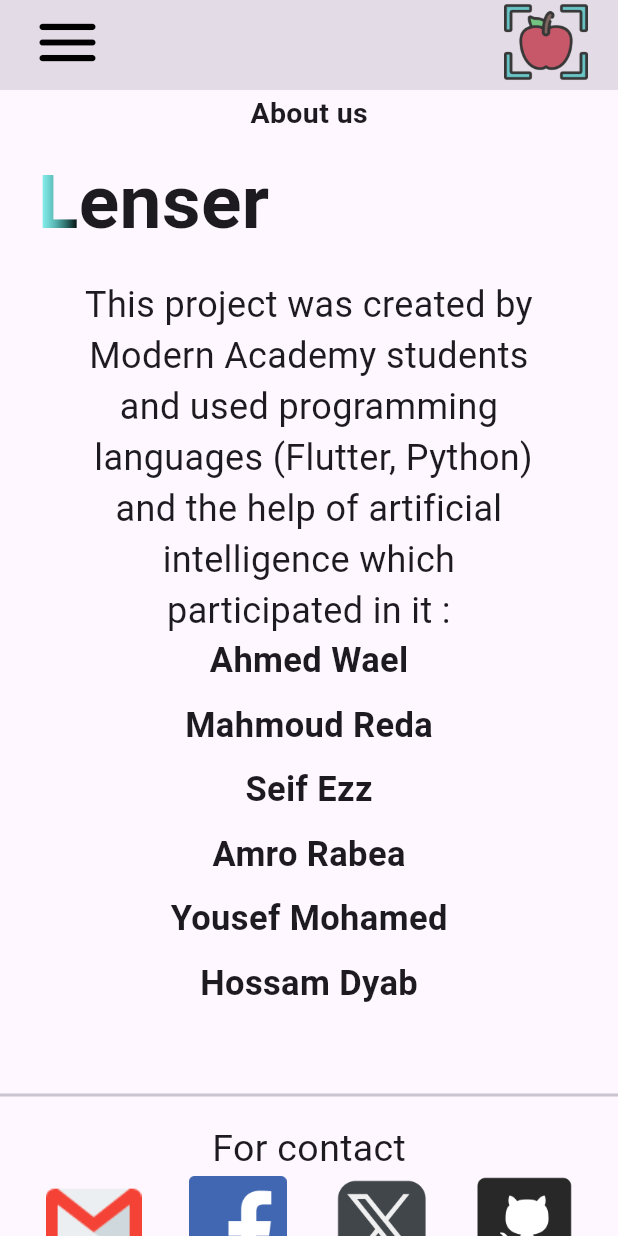
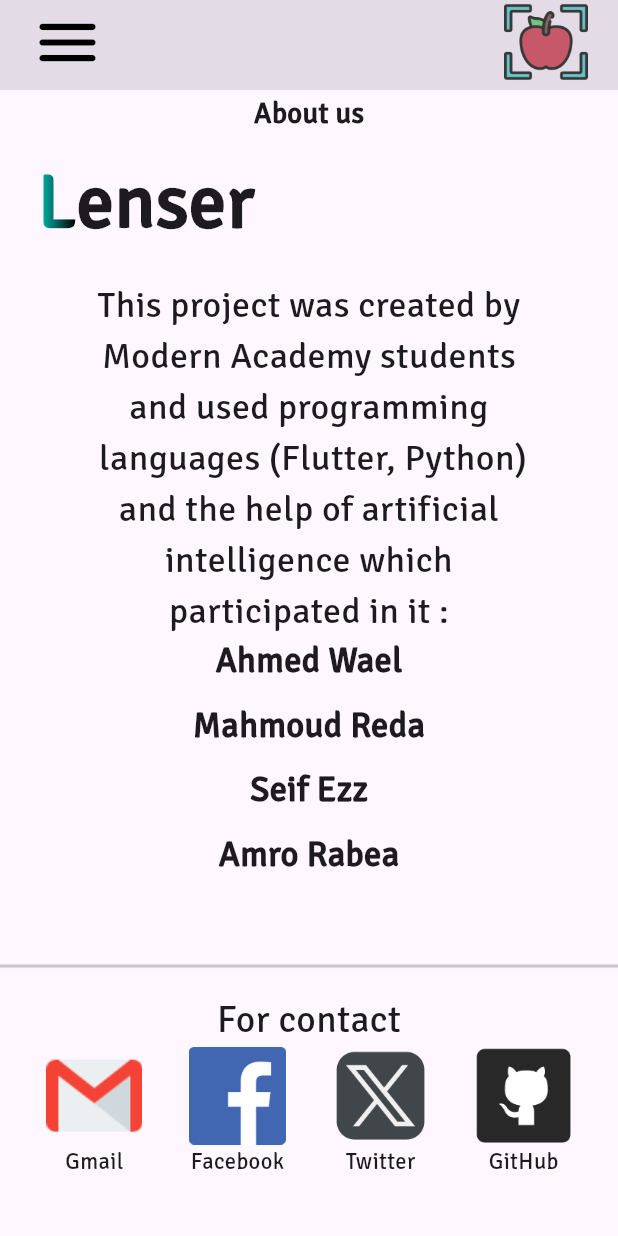
Before and after one commit to amrorabea/Lenser, a Flutter app: the AboutPage screen opened directly, on a phone screen of 412 x 824 dp. Run offline on Flutter 3.47's test engine with Material 3 defaults, Android fonts, the phone set to English and light mode, and no system bars; our stand-ins replace camera, cloud_firestore, firebase_auth, firebase_core, get, shared_preferences; missing offline and left inert: tflite; accounts and stored records are empty.

Commit message:
Font Family added

```diff
--- a/source_code/lib/components/containers.dart
+++ b/source_code/lib/components/containers.dart
@@ -4,6 +4,7 @@ import 'dart:ui';
 import 'package:firebase_auth/firebase_auth.dart';
 import 'package:flutter/material.dart';
 import 'package:shared_preferences/shared_preferences.dart';
+import 'package:source_code/main.dart';
 import 'package:source_code/pages/about.dart';
 import 'package:source_code/pages/Chatbot/chatbot.dart';
 import 'package:source_code/pages/home.dart';
@@ -164,24 +165,11 @@ class contacts extends StatelessWidget {
 // ==========================================
 // COLORS ===================================
 
-const Color circles = Color.fromRGBO(0, 255, 240, 0.4);
-const Color backGround = Color.fromRGBO(23, 23, 23, 1);
 const Color buttonColor = Color.fromRGBO(0, 198, 186, 1);
-const Color fontColor = Colors.white;
 
 const double smallFont = 12;
 const double mediumFont = 18;
 const double bigFont = 19;
-
-double currentFont = mediumFont;
-
-const Color blackFont = Colors.black;
-const Color whiteFont = Colors.white;
-const Color blackBackground = Colors.black;
-const Color whiteBackground = Colors.white;
-
-Color currnetFontColor = blackFont;
-Color currentBackgroundColor = whiteBackground;
 
 // ==========================================
 // THEMES ===================================
@@ -194,6 +182,7 @@ class UiProvider extends ChangeNotifier {
 
   final darkTheme = ThemeData(
     primaryColor: Colors.black,
+    fontFamily: 'Signika',
     brightness: Brightness.dark,
     primaryColorDark: Colors.black,
     appBarTheme: const AppBarTheme(
@@ -208,6 +197,7 @@ class UiProvider extends ChangeNotifier {
 
   final lightTheme = ThemeData(
     primaryColor: Colors.white,
+    fontFamily: 'Signika',
     brightness: Brightness.light,
     primaryColorDark: Colors.white,
     appBarTheme: const AppBarTheme(
@@ -332,6 +322,7 @@ class appBAR extends StatelessWidget implements PreferredSizeWidget {
               );
             } else if (value == 4) {
               FirebaseAuth.instance.signOut();
+              logged = null;
               Navigator.pushReplacement(
                 context,
                 MaterialPageRoute(builder: (context) => loginScreen()),
--- a/source_code/lib/pages/ObjectDetection/models.dart
+++ /dev/null
@@ -1,4 +0,0 @@
-const String mobilenet = "MobileNet";
-const String ssd = "SSD MobileNet";
-const String yolo = "Tiny YOLOv2";
-const String posenet = "PoseNet";
--- a/source_code/lib/pages/ObjectDetection/object_detection.dart
+++ b/source_code/lib/pages/ObjectDetection/object_detection.dart
@@ -43,10 +43,6 @@ class _ObjectDetectionState extends State<ObjectDetection> {
             screen.height,
             screen.width,
             "SSD MobileNet"),
-        Positioned(
-          child: Text("New Text"),
-          bottom: 170,
-        )
       ],
     );
   }
--- a/source_code/lib/pages/about.dart
+++ b/source_code/lib/pages/about.dart
@@ -1,7 +1,6 @@
 import 'package:flutter/material.dart';
 import 'package:provider/provider.dart';
 import 'package:source_code/components/containers.dart';
-
 
 class AboutPage extends StatefulWidget {
   const AboutPage({super.key});
@@ -18,13 +17,13 @@ class _AboutPageState extends State<AboutPage> {
       extendBodyBehindAppBar: true,
       body: Consumer<UiProvider>(
         builder: (context, UiProvider notifier, child) {
-          return SingleChildScrollView(
+          return const SingleChildScrollView(
             child: Padding(
-              padding: const EdgeInsets.only(top: 50),
+              padding: EdgeInsets.only(top: 50),
               child: Column(
                 children: [
-                  const SizedBox(height: 12),
-                  const Text(
+                  SizedBox(height: 12),
+                  Text(
                     // About us
                     'About us',
                     style: TextStyle(
@@ -32,17 +31,17 @@ class _AboutPageState extends State<AboutPage> {
                   ),
                   Padding(
                       // Lenser with gradient L
-                      padding: const EdgeInsets.only(left: 25, top: 10),
+                      padding: EdgeInsets.only(left: 25, top: 10),
                       child: Row(children: [
-                        const GradientText(
+                        GradientText(
                             text: "L",
-                            gradient:
-                                LinearGradient(colors: [circles, Colors.black]),
+                            gradient: LinearGradient(
+                                colors: [buttonColor, Colors.black]),
                             style: TextStyle(
                                 fontSize: 50, fontWeight: FontWeight.bold)),
                         text(txt: "enser", size: 50, weight: FontWeight.bold),
                       ])),
-                  const SizedBox(height: 15),
+                  SizedBox(height: 15),
                   text(
                       txt:
                           "This project was created by\nModern Academy students\nand used programming\n languages (Flutter, Python)\nand the help of artificial\nintelligence which\nparticipated in it :",
@@ -55,38 +54,27 @@ class _AboutPageState extends State<AboutPage> {
                       txt: "Ahmed Wael",
                       size: sizeWorkers,
                       weight: FontWeight.bold),
-                  const SizedBox(height: 10),
+                  SizedBox(height: 10),
                   text(
                       txt: "Mahmoud Reda",
                       size: sizeWorkers,
                       weight: FontWeight.bold),
-                  const SizedBox(height: 10),
+                  SizedBox(height: 10),
                   text(
                       txt: "Seif Ezz",
                       size: sizeWorkers,
                       weight: FontWeight.bold),
-                  const SizedBox(height: 10),
+                  SizedBox(height: 10),
                   text(
                       txt: "Amro Rabea",
                       size: sizeWorkers,
                       weight: FontWeight.bold),
-                  const SizedBox(height: 10),
-                  text(
-                      txt: "Yousef Mohamed",
-                      size: sizeWorkers,
-                      weight: FontWeight.bold),
-                  const SizedBox(height: 10),
-                  text(
-                      txt: "Hossam Dyab",
-                      size: sizeWorkers,
-                      weight: FontWeight.bold),
-                  // ============
-                  const Padding(
+                  Padding(
                     // Divider
                     padding: EdgeInsets.only(left: 0, right: 0, top: 50),
                     child: Divider(thickness: 2),
                   ),
-                  const SizedBox(height: 10),
+                  SizedBox(height: 10),
                   text(
                       txt: "For contact",
                       size: sizeTitles,
@@ -95,27 +83,27 @@ class _AboutPageState extends State<AboutPage> {
                   // Contact Logos and links
                   Row(
                     children: [
-                      const Spacer(),
+                      Spacer(),
                       contacts(
                           imageUrl: 'images/gmail.png',
                           siteLink: "lenser5app@gmail.com",
                           txt: "Gmail"),
-                      const Spacer(),
+                      Spacer(),
                       contacts(
                           imageUrl: 'images/facebook.png',
                           siteLink: "https://google.com",
                           txt: "Facebook"),
-                      const Spacer(),
+                      Spacer(),
                       contacts(
                           imageUrl: 'images/twitter.png',
                           siteLink: "https://google.com",
                           txt: "Twitter"),
-                      const Spacer(),
+                      Spacer(),
                       contacts(
                           imageUrl: 'images/github.png',
                           siteLink: "https://google.com",
                           txt: "GitHub"),
-                      const Spacer(),
+                      Spacer(),
                     ],
                   ),
                 ],
--- a/source_code/lib/pages/settings.dart
+++ b/source_code/lib/pages/settings.dart
@@ -25,7 +25,7 @@ class _SettingsState extends State<Settings> {
             child: Column(
               children: [
                 const SizedBox(height: 12),
-                text(
+                const text(
                   txt: 'Settings',
                   size: 19,
                   weight: FontWeight.bold,
```
Also changed, not shown: source_code/lib/main.dart (+17 -18 lines), source_code/lib/pages/Chatbot/gemini_init.dart (+0 -42 lines), source_code/lib/pages/ObjectDetection/camera.dart (+6 -11 lines), source_code/lib/pages/Onboarding/onbording.dart (added, +123 -0 lines), source_code/lib/pages/get_started.dart (deleted, +0 -86 lines), source_code/lib/pages/home.dart (+24 -22 lines), source_code/lib/pages/second.dart (deleted, +0 -88 lines), source_code/lib/pages/signing/login.dart (+8 -3 lines), source_code/pubspec.yaml (+5 -11 lines), source_code/assets/Signika-Regular.ttf (added).
